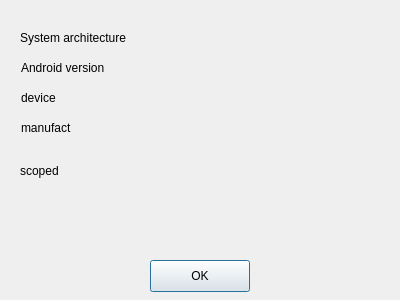
Above: deviceinfodialog.ui from Eliminater74/adblink before the change. Below: the same form after it.
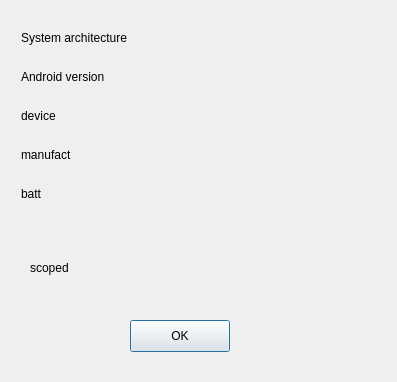
That is the form after the change.

Patch:
```diff
--- a/deviceinfodialog.ui
+++ b/deviceinfodialog.ui
@@ -6,8 +6,8 @@
    <rect>
     <x>0</x>
     <y>0</y>
-    <width>400</width>
-    <height>300</height>
+    <width>397</width>
+    <height>382</height>
    </rect>
   </property>
   <property name="windowTitle">
@@ -16,8 +16,8 @@
   <widget class="QPushButton" name="pushButton">
    <property name="geometry">
     <rect>
-     <x>150</x>
-     <y>260</y>
+     <x>130</x>
+     <y>320</y>
      <width>100</width>
      <height>32</height>
     </rect>
@@ -29,10 +29,10 @@
   <widget class="QLabel" name="scoped">
    <property name="geometry">
     <rect>
-     <x>20</x>
-     <y>160</y>
-     <width>330</width>
-     <height>21</height>
+     <x>30</x>
+     <y>260</y>
+     <width>311</width>
+     <height>16</height>
     </rect>
    </property>
    <property name="text">
@@ -42,57 +42,112 @@
     <bool>true</bool>
    </property>
   </widget>
+  <widget class="QWidget" name="">
+   <property name="geometry">
+    <rect>
+     <x>21</x>
+     <y>21</y>
+     <width>352</width>
+     <height>194</height>
+    </rect>
+   </property>
+   <layout class="QVBoxLayout" name="verticalLayout">
+    <item>
   <widget class="QLabel" name="archilabel">
-   <property name="geometry">
-    <rect>
-     <x>20</x>
-     <y>30</y>
-     <width>120</width>
-     <height>16</height>
-    </rect>
+      <property name="minimumSize">
+       <size>
+        <width>350</width>
+        <height>32</height>
+       </size>
+      </property>
+      <property name="maximumSize">
+       <size>
+        <width>350</width>
+        <height>32</height>
+       </size>
    </property>
    <property name="text">
     <string>System architecture</string>
    </property>
   </widget>
+    </item>
+    <item>
   <widget class="QLabel" name="droidlabel">
-   <property name="geometry">
-    <rect>
-     <x>21</x>
-     <y>60</y>
-     <width>94</width>
-     <height>16</height>
-    </rect>
+      <property name="minimumSize">
+       <size>
+        <width>350</width>
+        <height>32</height>
+       </size>
+      </property>
+      <property name="maximumSize">
+       <size>
+        <width>350</width>
+        <height>32</height>
+       </size>
    </property>
    <property name="text">
     <string>Android version</string>
    </property>
   </widget>
+    </item>
+    <item>
   <widget class="QLabel" name="devicelabel">
-   <property name="geometry">
-    <rect>
-     <x>21</x>
-     <y>90</y>
-     <width>40</width>
-     <height>16</height>
-    </rect>
+      <property name="minimumSize">
+       <size>
+        <width>350</width>
+        <height>32</height>
+       </size>
+      </property>
+      <property name="maximumSize">
+       <size>
+        <width>350</width>
+        <height>32</height>
+       </size>
    </property>
    <property name="text">
     <string>device</string>
    </property>
   </widget>
+    </item>
+    <item>
   <widget class="QLabel" name="manufactlabel">
-   <property name="geometry">
-    <rect>
-     <x>21</x>
-     <y>120</y>
-     <width>56</width>
-     <height>16</height>
-    </rect>
+      <property name="minimumSize">
+       <size>
+        <width>350</width>
+        <height>32</height>
+       </size>
+      </property>
+      <property name="maximumSize">
+       <size>
+        <width>350</width>
+        <height>32</height>
+       </size>
    </property>
    <property name="text">
     <string>manufact</string>
    </property>
+     </widget>
+    </item>
+    <item>
+     <widget class="QLabel" name="batterylabel">
+      <property name="minimumSize">
+       <size>
+        <width>350</width>
+        <height>32</height>
+       </size>
+      </property>
+      <property name="maximumSize">
+       <size>
+        <width>350</width>
+        <height>32</height>
+       </size>
+      </property>
+      <property name="text">
+       <string>batt</string>
+      </property>
+     </widget>
+    </item>
+   </layout>
   </widget>
  </widget>
  <resources/>
```
Lines whose indentation alone changed are shown as unchanged.
